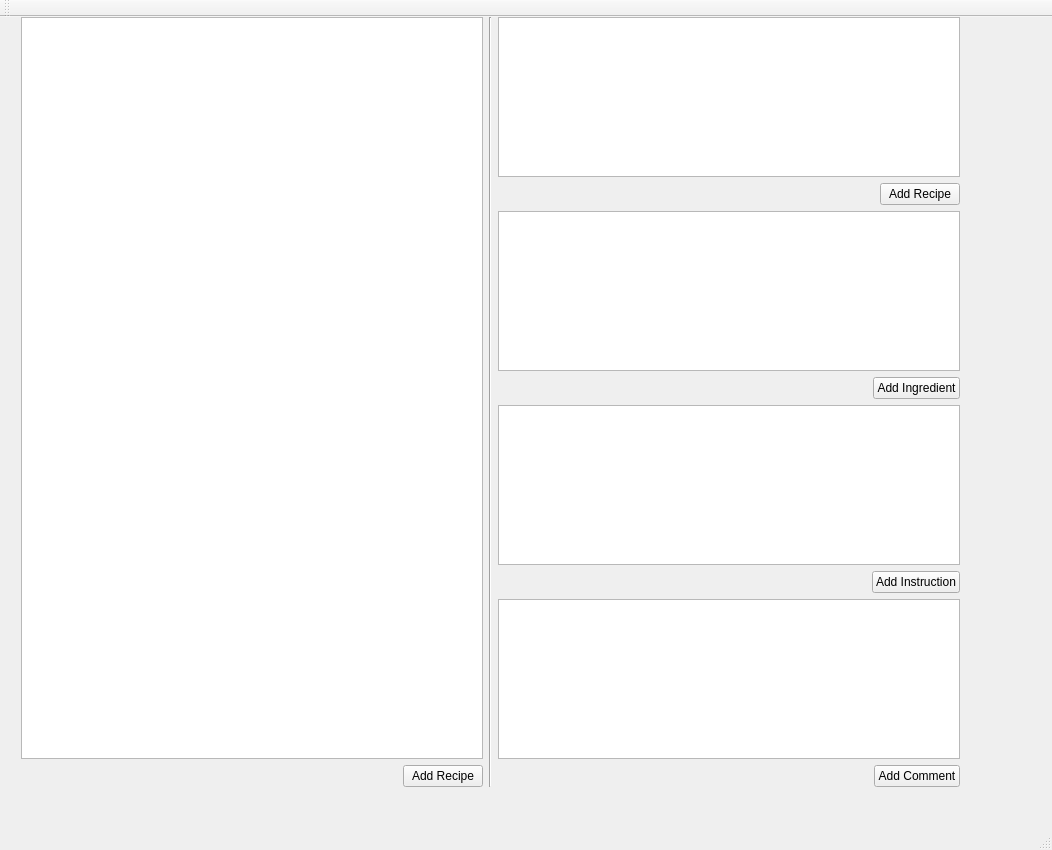
Qt form cookbox_desktop/mainwindow.ui (Chirurgus/cookbox_desktop) before a commit.
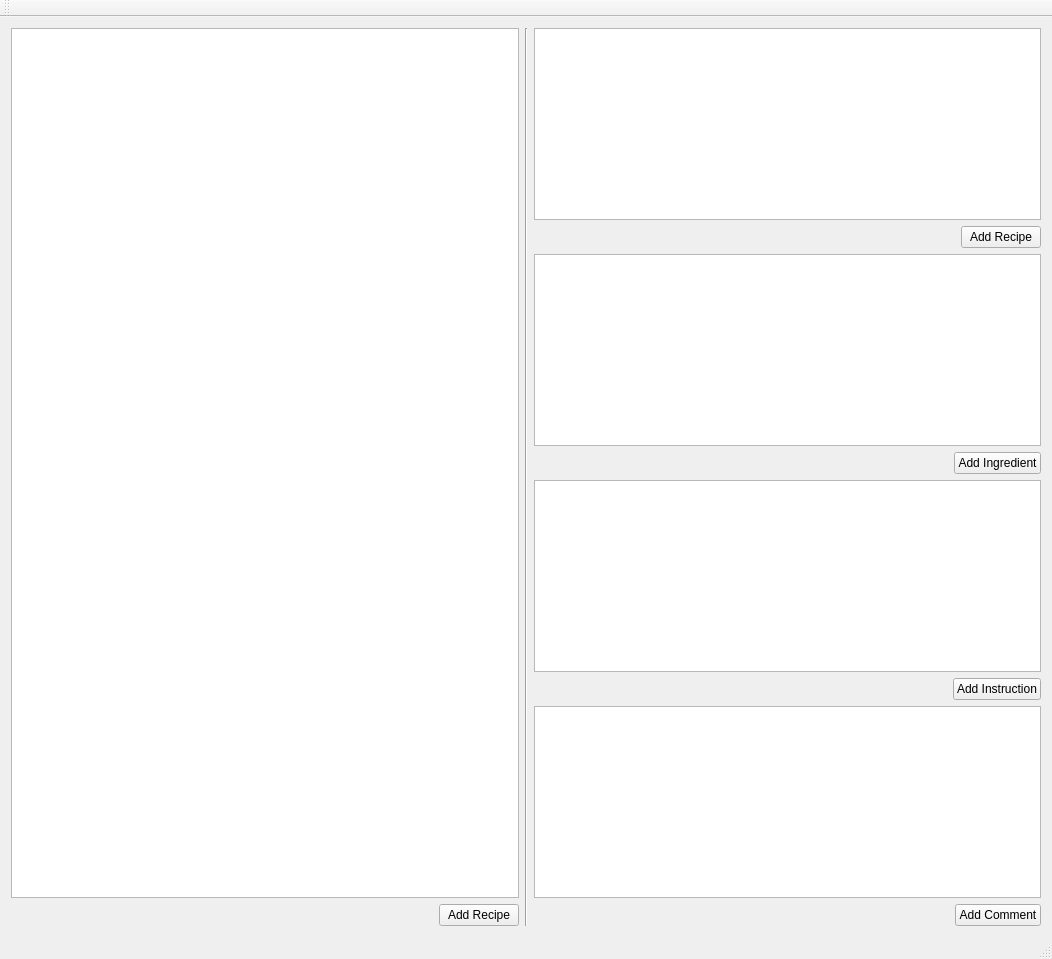
The same form after that commit.

Commit message: Make tables fill the screen

```diff
--- a/cookbox_desktop/mainwindow.ui
+++ b/cookbox_desktop/mainwindow.ui
@@ -7,22 +7,27 @@
     <x>0</x>
     <y>0</y>
     <width>1052</width>
-    <height>850</height>
+    <height>825</height>
    </rect>
   </property>
+  <property name="sizePolicy">
+   <sizepolicy hsizetype="Expanding" vsizetype="Expanding">
+    <horstretch>0</horstretch>
+    <verstretch>0</verstretch>
+   </sizepolicy>
+  </property>
   <property name="windowTitle">
    <string>MainWindow</string>
   </property>
   <widget class="QWidget" name="centralWidget">
-   <widget class="QWidget" name="horizontalLayoutWidget">
-    <property name="geometry">
-     <rect>
-      <x>10</x>
-      <y>0</y>
-      <width>961</width>
-      <height>781</height>
-     </rect>
-    </property>
+   <property name="sizePolicy">
+    <sizepolicy hsizetype="MinimumExpanding" vsizetype="MinimumExpanding">
+     <horstretch>0</horstretch>
+     <verstretch>0</verstretch>
+    </sizepolicy>
+   </property>
+   <layout class="QVBoxLayout" name="verticalLayout_2">
+    <item>
     <layout class="QHBoxLayout" name="horizontalLayout" stretch="0,0,0">
      <property name="sizeConstraint">
       <enum>QLayout::SetNoConstraint</enum>
@@ -181,7 +186,8 @@
       </layout>
      </item>
     </layout>
-   </widget>
+    </item>
+   </layout>
   </widget>
   <widget class="QMenuBar" name="menuBar">
    <property name="geometry">
```
Left out of the diff: 2 changed lines with no effect on the pictures. Lines whose indentation alone changed are shown as unchanged.
